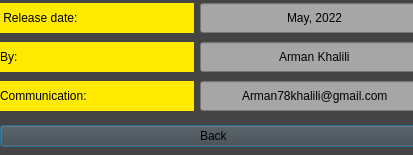
Old version of the form Sudoku/aboutusdialog.ui in the repository armankhl/UIAP4002-Sudoku-Game.
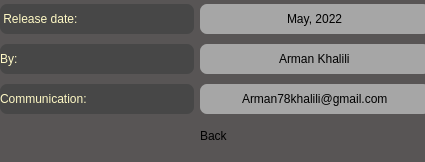
New version of the form.

Diff of the .ui file:
```diff
--- a/Sudoku/aboutusdialog.ui
+++ b/Sudoku/aboutusdialog.ui
@@ -6,15 +6,17 @@
    <rect>
     <x>0</x>
     <y>0</y>
-    <width>413</width>
-    <height>155</height>
+    <width>425</width>
+    <height>162</height>
    </rect>
   </property>
   <property name="windowTitle">
    <string>Dialog</string>
   </property>
   <property name="styleSheet">
-   <string notr="true">background-color: rgb(68, 68, 68);
+   <string notr="true">background-color: rgb(88, 85, 85);
+border-Radius: 7px;
+
 </string>
   </property>
   <widget class="QWidget" name="verticalLayoutWidget">
@@ -35,8 +37,10 @@
       <item>
        <widget class="QLabel" name="label">
         <property name="styleSheet">
-         <string notr="true">font: 15pt &quot;NPISetareh&quot;;
-background-color:  rgb(255, 234, 0)</string>
+         <string notr="true">background-color: rgb(71, 71, 71);
+	font: 15pt &quot;Permanent Marker&quot;;
+	color: rgb(255, 249, 197);
+	border-Radius: 7px;</string>
         </property>
         <property name="text">
          <string> Release date:</string>
@@ -98,8 +102,11 @@
          <enum>Qt::LeftToRight</enum>
         </property>
         <property name="styleSheet">
-         <string notr="true">font: 15pt &quot;NPISetareh&quot;;
-background-color:  rgb(255, 234, 0)</string>
+         <string notr="true">background-color: rgb(71, 71, 71);
+	font: 15pt &quot;Permanent Marker&quot;;
+	color: rgb(255, 249, 197);
+	border-Radius: 7px;
+</string>
         </property>
         <property name="text">
          <string>By:</string>
@@ -146,8 +153,10 @@
       <item>
        <widget class="QLabel" name="label_3">
         <property name="styleSheet">
-         <string notr="true">font: 15pt &quot;NPISetareh&quot;;
-background-color:  rgb(255, 234, 0)</string>
+         <string notr="true">background-color: rgb(71, 71, 71);
+	font: 15pt &quot;Permanent Marker&quot;;
+	color: rgb(255, 249, 197);
+	border-Radius: 7px;</string>
         </property>
         <property name="text">
          <string>Communication:</string>
```
